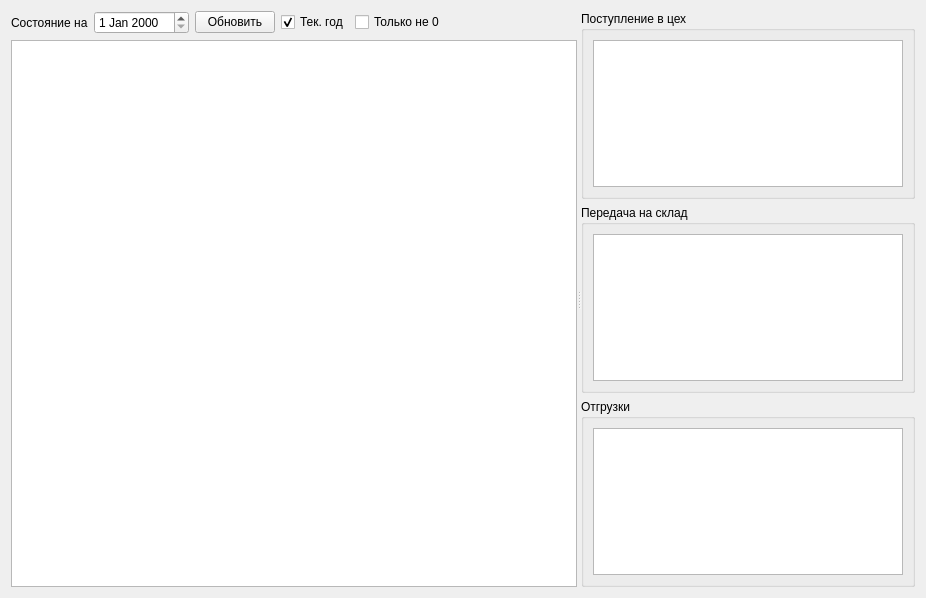
Old version of the form formwarehouse.ui in the repository Sergeyego/ship.
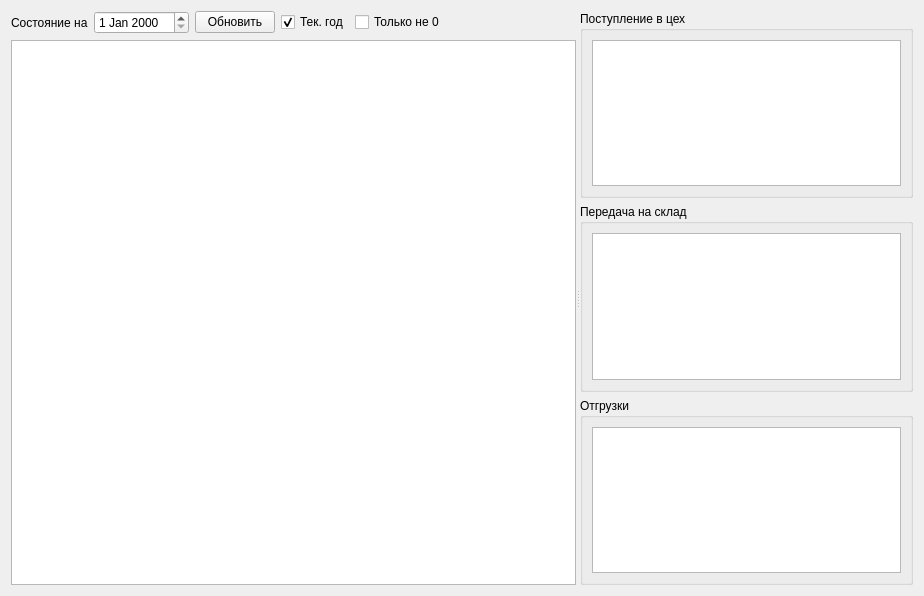
New version of the form. Icons and pictures are not drawn. Custom widgets are drawn as their Qt base class.

The edit to the form file:
```diff
--- a/formwarehouse.ui
+++ b/formwarehouse.ui
@@ -6,8 +6,8 @@
    <rect>
     <x>0</x>
     <y>0</y>
-    <width>926</width>
-    <height>598</height>
+    <width>924</width>
+    <height>596</height>
    </rect>
   </property>
   <property name="windowTitle">
@@ -162,6 +162,11 @@
    <extends>QDateEdit</extends>
    <header>db/dbviewer.h</header>
   </customwidget>
+  <customwidget>
+   <class>TableView</class>
+   <extends>QTableView</extends>
+   <header>tableview.h</header>
+  </customwidget>
  </customwidgets>
  <resources/>
  <connections/>
```
Left out of the diff: 2 changed lines with no effect on the pictures.
